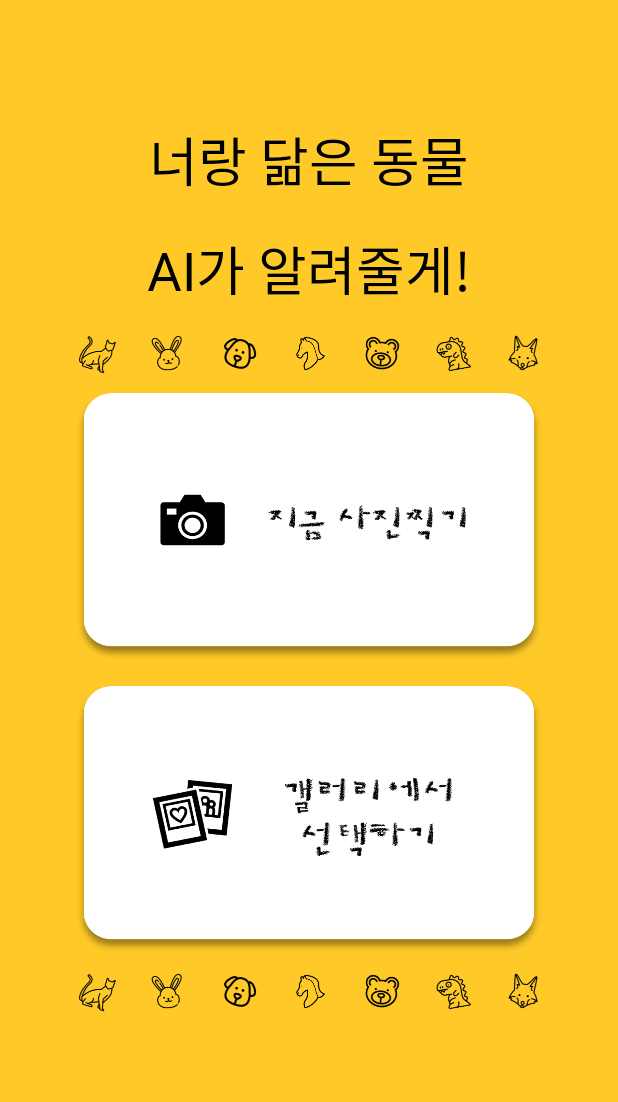
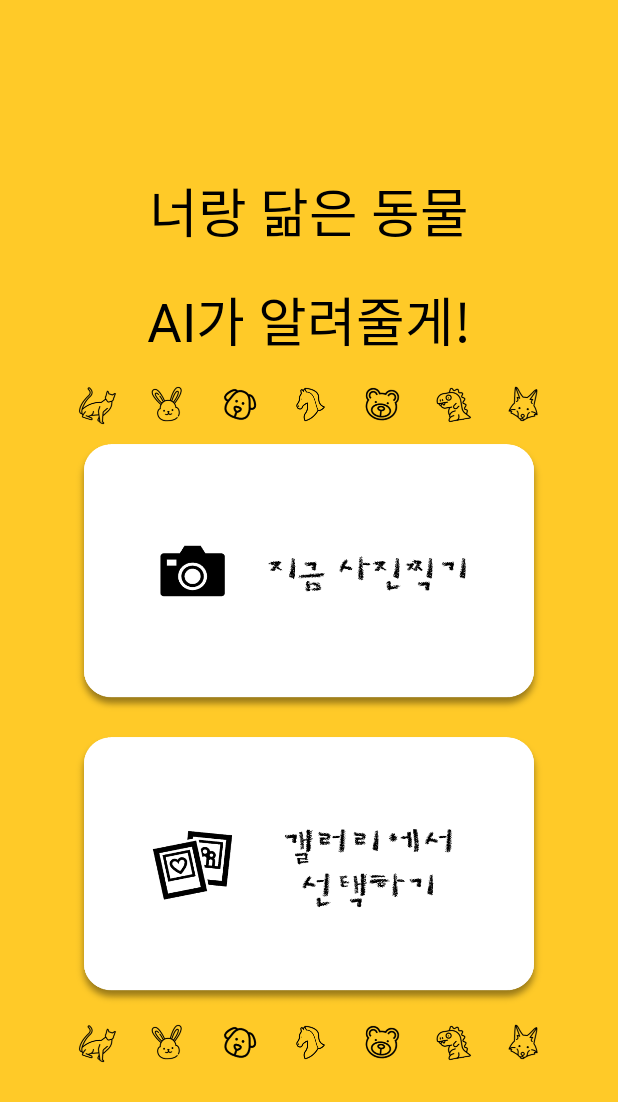
Before and after one commit to KxxHyoRim/WhatDoILookLike_NDK, an Android app: the screen it shows after launch (MainActivity), on a phone screen of 412 x 824 dp. Shown: the top 1102 px of the screen. Run offline under Robolectric (Android 15) with nearby library versions, the phone set to English and light mode, and no system bars.

Commit message:
Change activity_main.xml Layout

```diff
--- a/app/src/main/res/layout/activity_main.xml
+++ b/app/src/main/res/layout/activity_main.xml
@@ -1,10 +1,18 @@
 <?xml version="1.0" encoding="utf-8"?>
+<RelativeLayout xmlns:android="http://schemas.android.com/apk/res/android"
+    android:layout_width="fill_parent"
+    android:layout_height="fill_parent"
+    android:background="@color/yellow_main">
+
+
     <LinearLayout
         xmlns:android="http://schemas.android.com/apk/res/android"
-    android:layout_width="match_parent"
-    android:layout_height="match_parent"
+        android:layout_width="wrap_content"
+        android:layout_height="wrap_content"
         android:orientation="vertical"
-    android:background="@color/yellow_main">
+        android:background="@color/yellow_main"
+        android:layout_centerHorizontal="true"
+        android:layout_centerVertical="true">
 
         <TextView
             android:layout_width="wrap_content"
@@ -14,7 +22,7 @@
             android:fontFamily="@font/crayon"
             android:textColor="@color/black"
             android:layout_gravity="center"
-        android:layout_marginTop="80dp"/>
+            android:layout_marginTop="0dp"/>
         <TextView
             android:layout_width="wrap_content"
             android:layout_height="wrap_content"
@@ -64,3 +72,4 @@
 
 
     </LinearLayout>
+</RelativeLayout>
```
Lines whose indentation alone changed are shown as unchanged.
